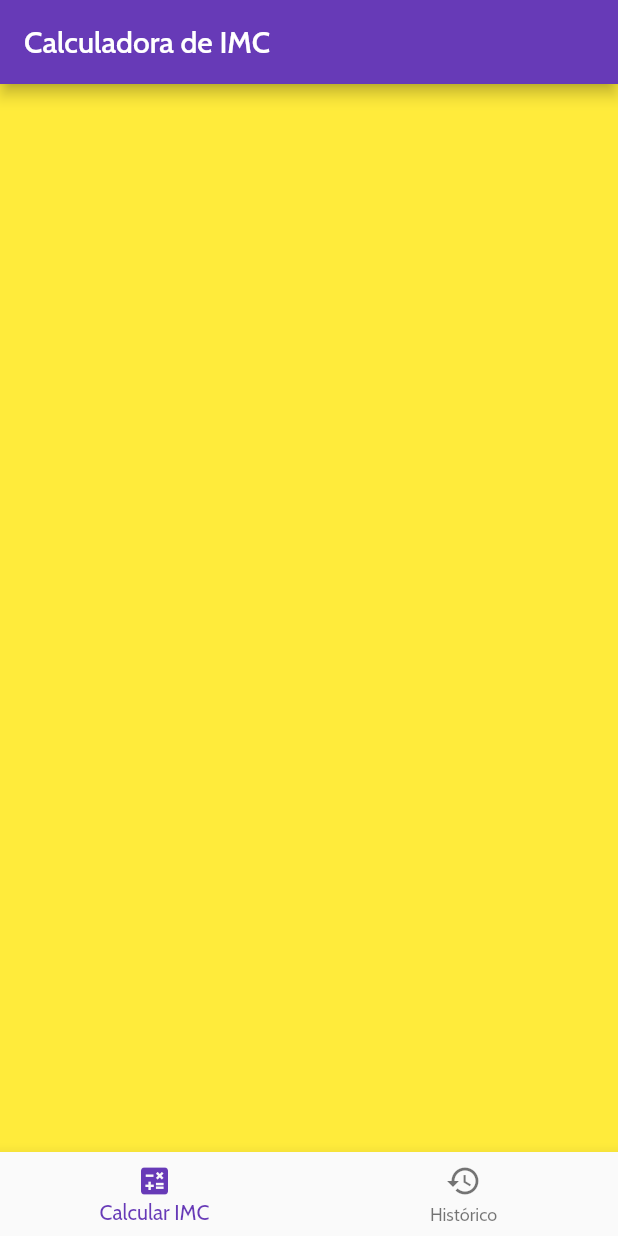
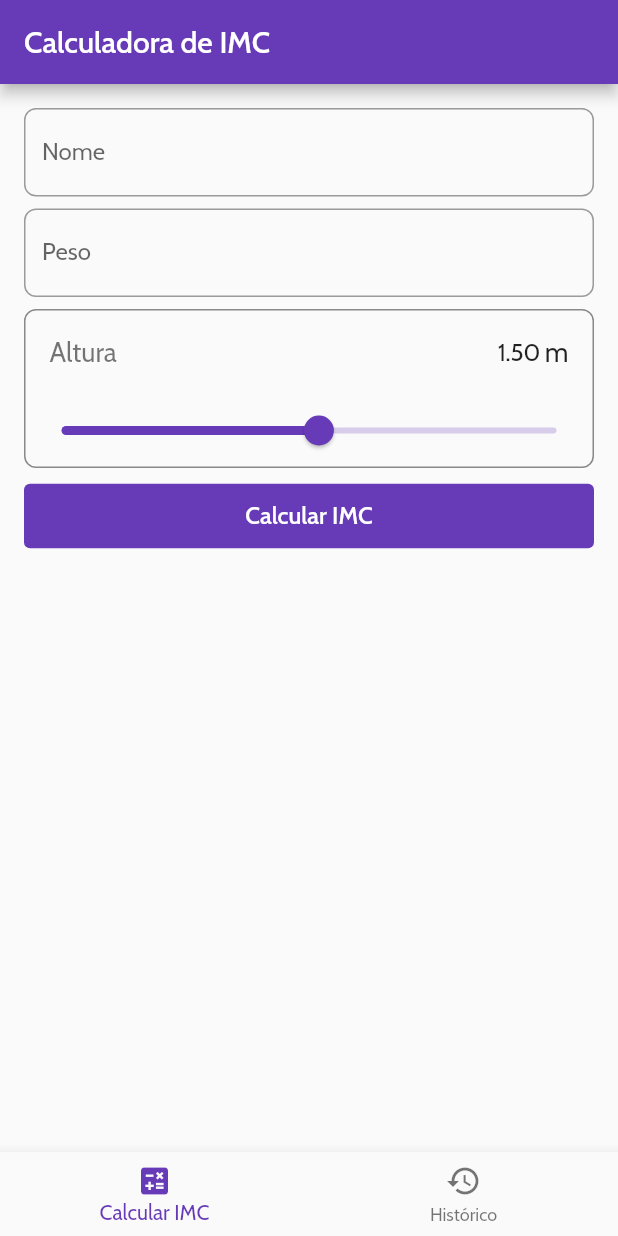
Before and after one commit to br-adriel/flutter-calculadora-imc, a Flutter app: the screen it shows after launch, on a phone screen of 412 x 824 dp. Run offline on Flutter 3.47's test engine with Material 2 defaults, Android fonts, the phone set to English and light mode, and no system bars; our stand-ins replace google_fonts.

Commit message:
Insere formulário de imc em tela home

```diff
--- a/lib/screens/home.dart
+++ b/lib/screens/home.dart
@@ -1,3 +1,4 @@
+import 'package:calculadora_imc/pages/home/form_imc.dart';
 import 'package:flutter/material.dart';
 
 class HomeScreen extends StatefulWidget {
@@ -34,7 +35,7 @@ class _HomeScreenState extends State<HomeScreen> {
                 });
               },
               children: [
-                Container(color: Colors.yellow),
+                const FormImcPage(),
                 Container(color: Colors.pink),
               ],
             ),
```
